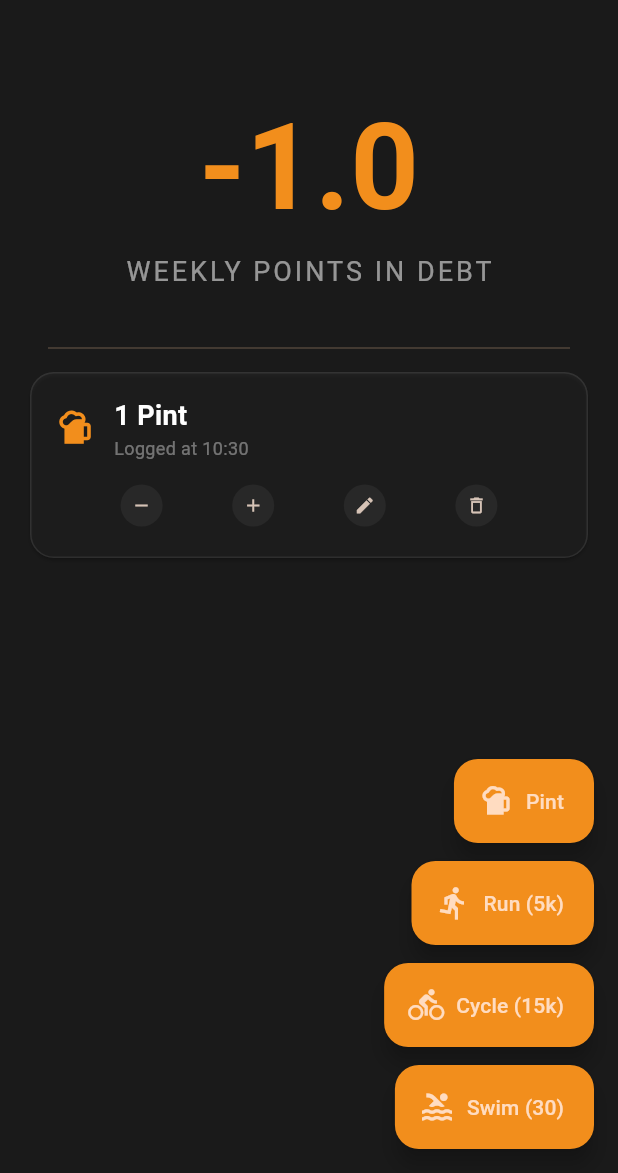
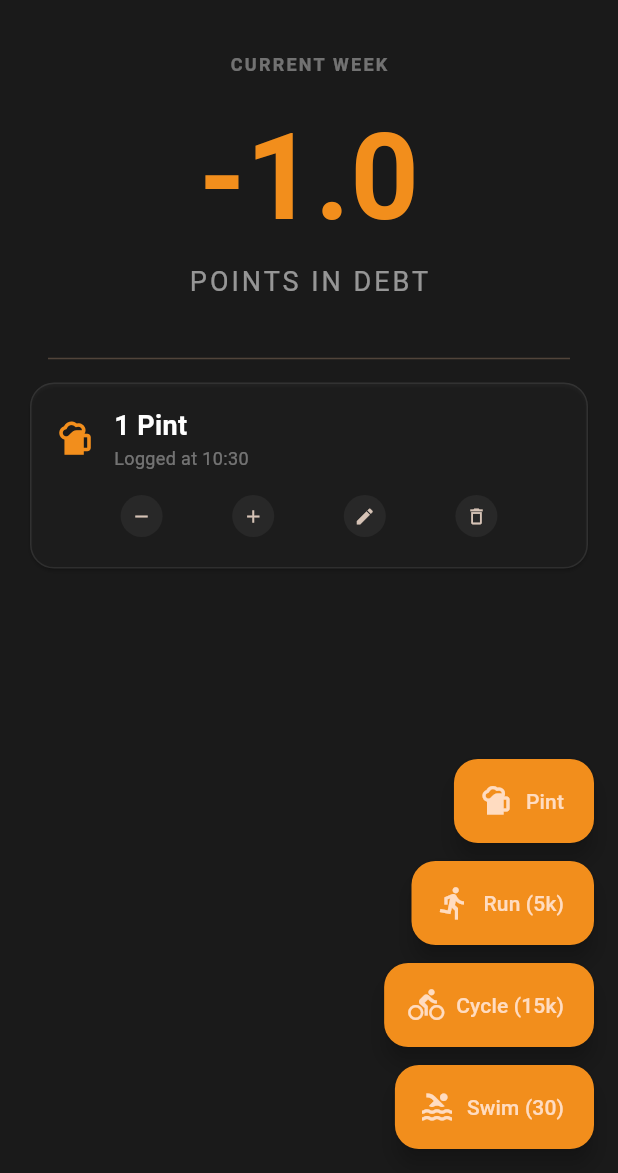
Before and after one commit to jemmy8oy-northstar/earnyourbeers, a Flutter app: the screen it shows after launch, after a tap on "Pint", on a phone screen of 412 x 824 dp, the part 63-1236 px from its top. Run offline on Flutter 3.47's test engine with Material 3 defaults, Android fonts, the phone set to English and light mode, and no system bars; our stand-ins replace drift; accounts and stored records are empty; generated files the repository leaves out were written again; statements that could not run were skipped.

Commit message:
Swipeable weekly history

```diff
--- a/lib/core/services/database.dart
+++ b/lib/core/services/database.dart
@@ -21,7 +21,7 @@ class Drinks extends Table {
 
 @DriftDatabase(tables: [Activities, Drinks])
 class AppDatabase extends _$AppDatabase {
-  AppDatabase() : super(_openConnection());
+  AppDatabase([QueryExecutor? e]) : super(e ?? _openConnection());
 
   @override
   int get schemaVersion => 1;
--- a/lib/ui/screens/dashboard_screen.dart
+++ b/lib/ui/screens/dashboard_screen.dart
@@ -13,123 +13,17 @@ class DashboardScreen extends StatefulWidget {
 }
 
 class _DashboardScreenState extends State<DashboardScreen> {
-  final GlobalKey<AnimatedListState> _historyListKey =
-      GlobalKey<AnimatedListState>();
-  List<dynamic> _previousHistory = [];
-  bool _isDeleting =
-      false; // Track if last action was delete (for rotation direction)
-
-  @override
-  void didChangeDependencies() {
-    super.didChangeDependencies();
-    _syncHistoryList();
-  }
-
-  /// Get history items (all except the most recent)
-  List<dynamic> _getHistory(List<dynamic> logs) {
-    return logs.length > 1 ? logs.sublist(1) : [];
-  }
-
-  void _syncHistoryList() {
-    final logs = context.read<AppState>().logs;
-    final currentHistory = _getHistory(logs);
-
-    // Find new items in history (items that weren't there before)
-    for (int i = 0; i < currentHistory.length; i++) {
-      final item = currentHistory[i];
-      final itemId = item is Activity ? item.id : (item as Drink).id;
-      final wasInPrevious = _previousHistory.any((prev) {
-        final prevId = prev is Activity ? prev.id : (prev as Drink).id;
-        return prevId == itemId;
-      });
-      if (!wasInPrevious) {
-        _historyListKey.currentState?.insertItem(
-          i,
-          duration: const Duration(milliseconds: 400),
-        );
-      }
-    }
-
-    _previousHistory = List.from(currentHistory);
-  }
-
-  void _deleteItem(dynamic item) {
-    setState(() => _isDeleting = true); // Set delete direction for animation
-    final logs = context.read<AppState>().logs;
-    final isActive = logs.isNotEmpty && logs[0] == item;
-    final id = item is Activity ? item.id : (item as Drink).id;
-    final history = _getHistory(logs);
-
-    if (isActive) {
-      // Deleting the active item
-      // The top history item will become the new active, so animate it out of history
-      if (history.isNotEmpty) {
-        final topHistoryItem = history[0];
-        _historyListKey.currentState?.removeItem(
-          0,
-          (context, animation) =>
-              _buildHistoryTile(topHistoryItem, animation, isRemoving: true),
-          duration: const Duration(milliseconds: 400),
-        );
-      }
-
-      // Actually delete from state
-      if (item is Activity) {
-        context.read<AppState>().deleteActivity(id);
-      } else {
-        context.read<AppState>().deleteDrink(id);
-      }
-      // Update history tracking (new history is logs[1:] after active is removed)
-      _previousHistory = _getHistory(context.read<AppState>().logs);
-    } else {
-      // Deleting from history list - animate out
-      final historyIndex = history.indexOf(item);
-      if (historyIndex >= 0) {
-        _historyListKey.currentState?.removeItem(
-          historyIndex,
-          (context, animation) =>
-              _buildHistoryTile(item, animation, isRemoving: true),
-          duration: const Duration(milliseconds: 400),
-        );
-      }
-      // Actually delete from state
-      if (item is Activity) {
-        context.read<AppState>().deleteActivity(id);
-      } else {
-        context.read<AppState>().deleteDrink(id);
-      }
-      _previousHistory = _getHistory(context.read<AppState>().logs);
-    }
-  }
-
-  Widget _buildHistoryTile(
-    dynamic item,
-    Animation<double> animation, {
-    bool isRemoving = false,
-  }) {
-    return SizeTransition(
-      sizeFactor: animation,
-      axisAlignment: -1.0,
-      child: FadeTransition(
-        opacity: animation,
-        child: _HistoryTile(item: item),
-      ),
-    );
-  }
-
   @override
   Widget build(BuildContext context) {
     // Stage 2: Use Weekly Balance logic with Time Travel
     final state = context.watch<AppState>();
-    final balance = PintCalculator.getWeeklyBalance(
-      state.activities,
-      state.drinks,
-      now: state.simulatedNow,
-    );
 
-    final logs = state.logs;
-    final activeItem = logs.isNotEmpty ? logs[0] : null;
-    final history = _getHistory(logs);
+    // PageView logic
+    // Index 0 = Current Week
+    // Index 1 = Last Week
+    // ...
+    // We want [Past (1)] [Current (0)], and we show 0. We swipe Right to see 1.
+    // PageView(reverse: true) does exactly this. Index 0 is right-most. Index 1 is to the left.
 
     return Scaffold(
       appBar: AppBar(
@@ -146,17 +40,171 @@ class _DashboardScreenState extends State<DashboardScreen> {
                   content: Text(
                     'Simulated Time: ${context.read<AppState>().simulatedNow.toString().split('.')[0]}',
                   ),
-                  behavior: SnackBarBehavior
-                      .fixed, // Fixed to avoid off-screen floating issues with tall FABs
+                  behavior: SnackBarBehavior.fixed,
                 ),
               );
             },
           ),
         ],
       ),
-      body: Column(
+      body: PageView.builder(
+        reverse: true, // Allows swiping Right to see "Past" (Index 1)
+        itemBuilder: (context, index) {
+          // Index 0 = Current, Index 1 = Last week, etc.
+          final weekOffset = index;
+          // Calculate "Now" for this specific page
+          // If index is 0, we use state.simulatedNow
+          // If index is 1, we subtract 7 days
+          final pageNow = state.simulatedNow.subtract(
+            Duration(days: 7 * weekOffset),
+          );
+
+          return WeeklyPage(
+            weekOffset: weekOffset,
+            pageNow: pageNow,
+            key: ValueKey(
+              weekOffset,
+            ), // Key changes when offset changes? No, key should be stable for offset.
+          );
+        },
+      ),
+      floatingActionButtonLocation: FloatingActionButtonLocation.endFloat,
+      floatingActionButton: Column(
+        mainAxisAlignment: MainAxisAlignment.end,
+        crossAxisAlignment: CrossAxisAlignment.end,
         children: [
-          const SizedBox(height: 40),
+          FloatingActionButton.extended(
+            onPressed: () {
+              context.read<AppState>().addDrink(1.0);
+            },
+            label: const Text('Pint'),
+            icon: const Icon(Icons.sports_bar),
+            backgroundColor: AppTheme.primaryBeer,
+          ),
+          const SizedBox(height: 12),
+          FloatingActionButton.extended(
+            onPressed: () {
+              context.read<AppState>().addActivity('Run', 5.0);
+            },
+            label: const Text('Run (5k)'),
+            icon: const Icon(Icons.directions_run),
+            backgroundColor: AppTheme.primaryBeer,
+          ),
+          const SizedBox(height: 12),
+          FloatingActionButton.extended(
+            onPressed: () {
+              context.read<AppState>().addActivity('Cycle', 15.0);
+            },
+            label: const Text('Cycle (15k)'),
+            icon: const Icon(Icons.directions_bike),
+            backgroundColor: AppTheme.primaryBeer,
+          ),
+          const SizedBox(height: 12),
+          FloatingActionButton.extended(
+            onPressed: () {
+              context.read<AppState>().addActivity('Swim', 30.0);
+            },
+            label: const Text('Swim (30)'),
+            icon: const Icon(Icons.pool),
+            backgroundColor: AppTheme.primaryBeer,
+          ),
+        ],
+      ),
+    );
+  }
+}
+
+class WeeklyPage extends StatefulWidget {
+  final int weekOffset;
+  final DateTime pageNow;
+
+  const WeeklyPage({
+    super.key,
+    required this.weekOffset,
+    required this.pageNow,
+  });
+
+  @override
+  State<WeeklyPage> createState() => _WeeklyPageState();
+}
+
+class _WeeklyPageState extends State<WeeklyPage> {
+  final GlobalKey<AnimatedListState> _historyListKey =
+      GlobalKey<AnimatedListState>();
+  List<dynamic> _previousHistory = [];
+  bool _isDeleting = false;
+
+  /// Filter logs for THIS week
+  List<dynamic> _getWeeklyLogs(List<dynamic> allLogs) {
+    final now = widget.pageNow;
+    final monday = now.subtract(Duration(days: now.weekday - 1));
+    final startOfWeek = DateTime(monday.year, monday.month, monday.day);
+    final endOfWeek = startOfWeek.add(
+      const Duration(days: 7),
+    ); // The following Monday
+
+    return allLogs.where((item) {
+      final ts = (item as dynamic).timestamp;
+      return (ts.isAfter(startOfWeek) || ts.isAtSameMomentAs(startOfWeek)) &&
+          ts.isBefore(endOfWeek);
+    }).toList();
+  }
+
+  /// Get history items (all except the most recent OF THIS WEEK)
+  List<dynamic> _getHistory(List<dynamic> weeklyLogs) {
+    return weeklyLogs.length > 1 ? weeklyLogs.sublist(1) : [];
+  }
+
+  @override
+  Widget build(BuildContext context) {
+    final state = context.watch<AppState>();
+
+    // 1. Get ALL logs from state (State has everything)
+    final allLogs = state.logs;
+
+    // 2. Filter for THIS page's week
+    final weeklyLogs = _getWeeklyLogs(allLogs);
+
+    // 3. Calculate Balance for THIS page's week
+    final weeklyActivities = weeklyLogs.whereType<Activity>().toList();
+    final weeklyDrinks = weeklyLogs.whereType<Drink>().toList();
+    final balance = PintCalculator.calculateBalance(
+      weeklyActivities,
+      weeklyDrinks,
+    );
+
+    // 4. Handle List Sync using addPostFrameCallback to avoid build-time side effects
+    WidgetsBinding.instance.addPostFrameCallback((_) {
+      if (mounted) {
+        _syncHistoryList(weeklyLogs);
+      }
+    });
+
+    final activeItem = weeklyLogs.isNotEmpty ? weeklyLogs[0] : null;
+    final history = _getHistory(weeklyLogs);
+
+    // Date Header Text
+    final monday = widget.pageNow.subtract(
+      Duration(days: widget.pageNow.weekday - 1),
+    );
+    final dateStr = '${monday.day}/${monday.month}';
+    final headerText = widget.weekOffset == 0
+        ? 'CURRENT WEEK'
+        : 'WEEK OF $dateStr';
+
+    return Column(
+      children: [
+        const SizedBox(height: 20),
+        Text(
+          headerText,
+          style: const TextStyle(
+            color: Colors.white38,
+            letterSpacing: 1.5,
+            fontSize: 12,
+            fontWeight: FontWeight.bold,
+          ),
+        ),
+        const SizedBox(height: 10),
         Text(
           balance.toStringAsFixed(1),
           style: const TextStyle(
@@ -167,10 +215,10 @@ class _DashboardScreenState extends State<DashboardScreen> {
         ),
         Text(
           balance > 0
-                ? 'WEEKLY POINTS IN CREDIT'
+              ? 'POINTS IN CREDIT'
               : balance < 0
-                ? 'WEEKLY POINTS IN DEBT'
-                : 'SQUARE FOR THE WEEK',
+              ? 'POINTS IN DEBT'
+              : 'SQUARE',
           style: const TextStyle(
             fontSize: 18,
             letterSpacing: 2,
@@ -182,10 +230,10 @@ class _DashboardScreenState extends State<DashboardScreen> {
 
         // Activity Feed
         Expanded(
-            child: logs.isEmpty
+          child: weeklyLogs.isEmpty
               ? const Center(
                   child: Text(
-                      'No activity yet. Get moving! 🍻',
+                    'No activity this week. 🍻',
                     style: TextStyle(color: Colors.white24),
                   ),
                 )
@@ -193,20 +241,15 @@ class _DashboardScreenState extends State<DashboardScreen> {
                   padding: const EdgeInsets.symmetric(horizontal: 16),
                   child: Column(
                     children: [
-                        // ACTIVE CARD - Fixed height, TRUE CUBOID rotation
+                      // ACTIVE CARD
                       SizedBox(
-                          height:
-                              140, // Fixed height so history list doesn't jump
+                        height: 140,
                         child: AnimatedSwitcher(
                           duration: const Duration(milliseconds: 500),
                           switchInCurve: Curves.easeInOut,
                           switchOutCurve: Curves.easeInOut,
                           transitionBuilder: (child, animation) {
-                              // TRUE CUBOID ROTATION
-                              const double halfHeight = 70.0;
-
-                              // Detect if this is the entering (new) or exiting (old) widget
-                              // by checking if animation is driving forward or dismissed/reversing
+                            // TRUE CUBOID ROTATION Logic
                             final isEntering =
                                 animation.status == AnimationStatus.forward ||
                                 animation.status == AnimationStatus.completed;
@@ -215,7 +258,6 @@ class _DashboardScreenState extends State<DashboardScreen> {
                               animation: animation,
                               child: child,
                               builder: (context, child) {
-                                  // Flip rotation direction based on add vs delete
                                 final direction = _isDeleting ? 1.0 : -1.0;
                                 double angle;
                                 if (isEntering) {
@@ -229,36 +271,17 @@ class _DashboardScreenState extends State<DashboardScreen> {
                                       (1.0 - animation.value) *
                                       1.5708;
                                 }
-
                                 final transform = Matrix4.identity()
                                   ..setEntry(3, 2, 0.001)
-                                    ..translate(
-                                      0.0,
-                                      0.0,
-                                      halfHeight,
-                                    ) // Push axis FORWARD
+                                  ..translate(0.0, 0.0, 70.0)
                                   ..rotateX(angle)
-                                    ..translate(
-                                      0.0,
-                                      0.0,
-                                      -halfHeight,
-                                    ); // Push card BACK
-
+                                  ..translate(0.0, 0.0, -70.0);
                                 return Transform(
                                   transform: transform,
                                   alignment: Alignment.center,
                                   child: child,
                                 );
                               },
-                              );
-                            },
-                            layoutBuilder: (currentChild, previousChildren) {
-                              return Stack(
-                                alignment: Alignment.center,
-                                children: [
-                                  ...previousChildren,
-                                  if (currentChild != null) currentChild,
-                                ],
                             );
                           },
                           child: activeItem != null
@@ -269,7 +292,8 @@ class _DashboardScreenState extends State<DashboardScreen> {
                                         : (activeItem as Drink).id,
                                   ),
                                   item: activeItem,
-                                    onDelete: () => _deleteItem(activeItem),
+                                  onDelete: () =>
+                                      _deleteItem(context, activeItem),
                                   onEdit: () =>
                                       _showEditDialog(context, activeItem),
                                 )
@@ -277,18 +301,14 @@ class _DashboardScreenState extends State<DashboardScreen> {
                         ),
                       ),
 
-                        // HISTORY LIST - AnimatedList of tiles only
+                      // HISTORY LIST
                       if (history.isNotEmpty) ...[
                         const Padding(
-                            padding: EdgeInsets.only(
-                              left: 8,
-                              top: 16,
-                              bottom: 8,
-                            ),
+                          padding: EdgeInsets.only(left: 8, top: 16, bottom: 8),
                           child: Align(
                             alignment: Alignment.centerLeft,
                             child: Text(
-                                'TODAY',
+                              'HISTORY',
                               style: TextStyle(
                                 fontSize: 10,
                                 fontWeight: FontWeight.bold,
@@ -319,73 +339,50 @@ class _DashboardScreenState extends State<DashboardScreen> {
                 ),
         ),
       ],
-      ),
-      floatingActionButtonLocation: FloatingActionButtonLocation.endFloat,
-      floatingActionButton: Column(
-        mainAxisAlignment: MainAxisAlignment.end,
-        crossAxisAlignment: CrossAxisAlignment.end,
-        children: [
-          FloatingActionButton.extended(
-            onPressed: () {
-              setState(() => _isDeleting = false);
-              context.read<AppState>().addDrink(1.0);
-              WidgetsBinding.instance.addPostFrameCallback(
-                (_) => _syncHistoryList(),
     );
-            },
-            label: const Text('Pint'),
-            icon: const Icon(Icons.sports_bar),
-            backgroundColor: AppTheme.primaryBeer,
-          ),
-          const SizedBox(height: 12),
-          FloatingActionButton.extended(
-            onPressed: () {
-              setState(() => _isDeleting = false);
-              context.read<AppState>().addActivity(
-                'Run',
-                5.0,
-              ); // Default 5km Run
-              WidgetsBinding.instance.addPostFrameCallback(
-                (_) => _syncHistoryList(),
+  }
+
+  void _syncHistoryList(List<dynamic> currentWeeklyLogs) {
+    final currentHistory = _getHistory(currentWeeklyLogs);
+
+    // Sync insert
+    for (int i = 0; i < currentHistory.length; i++) {
+      final item = currentHistory[i];
+      final itemId = item is Activity ? item.id : (item as Drink).id;
+      final wasInPrevious = _previousHistory.any((prev) {
+        final prevId = prev is Activity ? prev.id : (prev as Drink).id;
+        return prevId == itemId;
+      });
+      if (!wasInPrevious) {
+        _historyListKey.currentState?.insertItem(
+          i,
+          duration: const Duration(milliseconds: 400),
         );
-            },
-            label: const Text('Run (5k)'),
-            icon: const Icon(Icons.directions_run),
-            backgroundColor: AppTheme.primaryBeer,
-          ),
-          const SizedBox(height: 12),
-          FloatingActionButton.extended(
-            onPressed: () {
-              setState(() => _isDeleting = false);
-              context.read<AppState>().addActivity(
-                'Cycle',
-                15.0,
-              ); // Default 15km Cycle
-              WidgetsBinding.instance.addPostFrameCallback(
-                (_) => _syncHistoryList(),
-              );
-            },
-            label: const Text('Cycle (15k)'),
-            icon: const Icon(Icons.directions_bike),
-            backgroundColor: AppTheme.primaryBeer,
-          ),
-          const SizedBox(height: 12),
-          FloatingActionButton.extended(
-            onPressed: () {
-              setState(() => _isDeleting = false);
-              context.read<AppState>().addActivity(
-                'Swim',
-                30.0,
-              ); // Default 30 lengths?
-              WidgetsBinding.instance.addPostFrameCallback(
-                (_) => _syncHistoryList(),
-              );
-            },
-            label: const Text('Swim (30)'),
-            icon: const Icon(Icons.pool),
-            backgroundColor: AppTheme.primaryBeer,
-          ),
-        ],
+      }
+    }
+    _previousHistory = List.from(currentHistory);
+  }
+
+  void _deleteItem(BuildContext context, dynamic item) {
+    setState(() => _isDeleting = true);
+    final id = item is Activity ? item.id : (item as Drink).id;
+    if (item is Activity) {
+      context.read<AppState>().deleteActivity(id);
+    } else {
+      context.read<AppState>().deleteDrink(id);
+    }
+    // We rely on rebuild to update UI, but AnimatedList might need manual removal?
+    // Since we destroy the list on page change, or rebuild significantly,
+    // minimal support here is fine for now as long as it doesn't crash.
+  }
+
+  Widget _buildHistoryTile(dynamic item, Animation<double> animation) {
+    return SizeTransition(
+      sizeFactor: animation,
+      axisAlignment: -1.0,
+      child: FadeTransition(
+        opacity: animation,
+        child: _HistoryTile(item: item),
       ),
     );
   }
@@ -520,11 +517,13 @@ class _ActiveCard extends StatelessWidget {
                   icon: Icons.remove,
                   onPressed: () {
                     if (isActivity) {
-                      if (amount > 0.5)
+                      if (amount > 0.5) {
                         state.updateActivity(item, amount - 0.5);
+                      }
                     } else {
-                      if (amount > 1)
+                      if (amount > 1) {
                         state.updateDrink(item as Drink, amount - 1);
+                      }
                     }
                   },
                 ),
@@ -553,7 +552,7 @@ class _ActiveCard extends StatelessWidget {
 class _HistoryTile extends StatelessWidget {
   final dynamic item;
 
-  const _HistoryTile({required this.item});
+  const _HistoryTile({super.key, required this.item});
 
   @override
   Widget build(BuildContext context) {
@@ -561,7 +560,7 @@ class _HistoryTile extends StatelessWidget {
     final amount = isActivity ? item.amount : (item as Drink).amount;
 
     final label = isActivity
-        ? '${amount.toStringAsFixed(1)} km Run'
+        ? '${amount.toStringAsFixed(1)} ${(item).type == 'Swim' ? 'lengths' : 'km'} ${(item).type}'
         : '${amount % 1 == 0 ? amount.toInt() : amount.toStringAsFixed(1)} Pint${amount == 1 ? '' : 's'}';
 
     return ListTile(
```
Also changed, not shown: 1 other file. Lines whose indentation alone changed are shown as unchanged.
